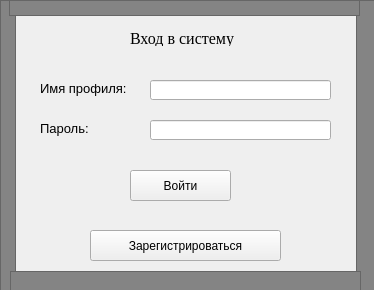
This is EntryMenuForm.ui in Glebosh/Yandex_Project1 as Qt 5 draws it before an edit. The edited form follows.
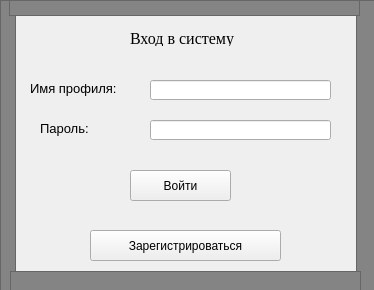
This is the edited form.

What changed in the file:
```diff
--- a/EntryMenuForm.ui
+++ b/EntryMenuForm.ui
@@ -18,7 +18,7 @@
     <rect>
      <x>130</x>
      <y>30</y>
-     <width>111</width>
+     <width>141</width>
      <height>16</height>
     </rect>
    </property>
@@ -71,9 +71,9 @@
   <widget class="QLabel" name="label_2">
    <property name="geometry">
     <rect>
-     <x>40</x>
+     <x>30</x>
      <y>80</y>
-     <width>91</width>
+     <width>111</width>
      <height>16</height>
     </rect>
    </property>
```
